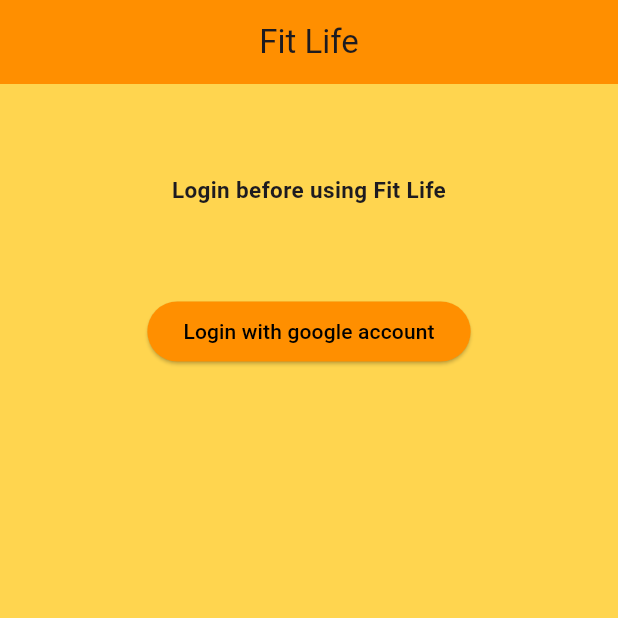
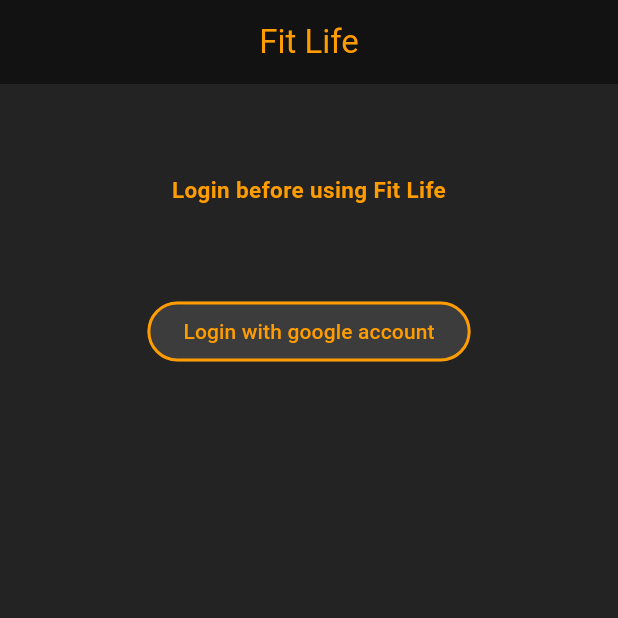
Before and after one commit to matakom/FitLife, a Flutter app: the screen it shows after launch, on a phone screen of 412 x 824 dp, the top half of it. Run offline on Flutter 3.47's test engine with Material 3 defaults, Android fonts, the phone set to English and light mode, and no system bars; our stand-ins replace firebase_auth, firebase_core, google_sign_in, permission_handler, syncfusion_flutter_charts; missing offline and left inert: health; accounts and stored records are empty.

```diff
--- a/frontend/fit_life/lib/main.dart
+++ b/frontend/fit_life/lib/main.dart
@@ -80,7 +80,7 @@ class _NavigationState extends State<Navigation> {
   @override
   Widget build(BuildContext context) {
     return Container(
-      color: Colors.amber[300],
+      color: backgroundGrey,
       child: Scaffold(
         body: pages[index],
         bottomNavigationBar: BottomNavBar(updateIndex: _updateIndex),
@@ -111,19 +111,19 @@ class Settings extends StatelessWidget {
   @override
   Widget build(BuildContext context) {
     return Container(
-      color: Colors.amber[300],
+      color: backgroundGrey,
       child: Center(
         child: Column(
           children: [
             Container(
               margin: const EdgeInsets.only(top: 60),
-              child: ElevatedButton(
+              child: OutlinedButton(
                 onPressed: () {
                   logoutUser();
                   updateLoginStatus(false);
                 },
-                style: amberButtonStyle,
-                child: const Text('Logout'),
+                style: buttonStyle,
+                child: const Text('Logout', style: TextStyle(color: orange),),
               ),
             )
           ],
@@ -148,10 +148,12 @@ class _BottomNavBarState extends State<BottomNavBar> {
   Widget build(BuildContext context) {
     return BottomNavigationBar(
       currentIndex: index,
-      backgroundColor: Colors.amber[800],
+      backgroundColor: titleBlack,
       type: BottomNavigationBarType.fixed,
       showSelectedLabels: false,
       showUnselectedLabels: false,
+      selectedItemColor: orange,
+      unselectedItemColor: lightShadow,
       onTap: (x) {
         setState(() {
           index = x;
@@ -179,7 +181,7 @@ class LoginPage extends StatelessWidget {
   @override
   Widget build(BuildContext context) {
     return Container(
-      color: Colors.amber[300],
+      color: backgroundGrey,
       child: Center(
         child: Column(
           crossAxisAlignment: CrossAxisAlignment.center,
@@ -188,21 +190,21 @@ class LoginPage extends StatelessWidget {
               margin: const EdgeInsets.only(top: 60),
               child: const Text(
                 'Login before using Fit Life',
-                style: TextStyle(fontSize: 15, fontWeight: FontWeight.w600),
+                style: TextStyle(fontSize: 15, fontWeight: FontWeight.w600, color: orange),
                 textAlign: TextAlign.center,
               ),
             ),
             Container(
               margin: const EdgeInsets.only(top: 60),
-              child: ElevatedButton(
+              child: OutlinedButton(
                 onPressed: () async {
                   bool success = await loginUser();
                   updateLoginStatus(success);
                 },
-                style: amberButtonStyle,
+                style: buttonStyle,
                 child: const Text(
                   "Login with google account",
-                  style: TextStyle(color: Colors.black),
+                  style: TextStyle(color: orange),
                 ),
               ),
             ),
@@ -224,12 +226,18 @@ class MainAppBar extends StatelessWidget implements PreferredSizeWidget {
   @override
   Widget build(BuildContext context) {
     return AppBar(
-      title: const Center(child: Text("Fit Life")),
-      backgroundColor: Colors.amber[800],
+      title: const Center(child: Text("Fit Life", style: TextStyle(color: orange),)),
+      backgroundColor: titleBlack,
     );
   }
 }
 
-final ButtonStyle amberButtonStyle = ElevatedButton.styleFrom(
-  backgroundColor: Colors.amber[800],
+final ButtonStyle buttonStyle = OutlinedButton.styleFrom(
+  backgroundColor: lightShadow,
+  side: const BorderSide(color: orange, width: 2),
 );
+
+const titleBlack = Color(0xff121212);
+const backgroundGrey = Color(0xff232323);
+const lightShadow = Color(0xff3D3C3C);
+const orange = Color(0xffFF9D00);
--- /dev/null
+++ b/frontend/fit_life/lib/steps.dart
@@ -0,0 +1,6 @@
+class StepData {
+  StepData(this.steps, this.time);
+
+  final int steps;
+  final DateTime time;
+}
--- a/frontend/fit_life/pubspec.yaml
+++ b/frontend/fit_life/pubspec.yaml
@@ -17,6 +17,7 @@ dependencies:
   intl: ^0.19.0
   sensors_plus: ^5.0.1
   health: ^10.2.0
+  syncfusion_flutter_charts: ^25.1.42+1
 
 dev_dependencies:
   flutter_test:
```
Also changed, not shown: frontend/fit_life/lib/health.dart (+24 -4 lines), frontend/fit_life/lib/home.dart (+85 -16 lines), frontend/fit_life/pubspec.lock.
